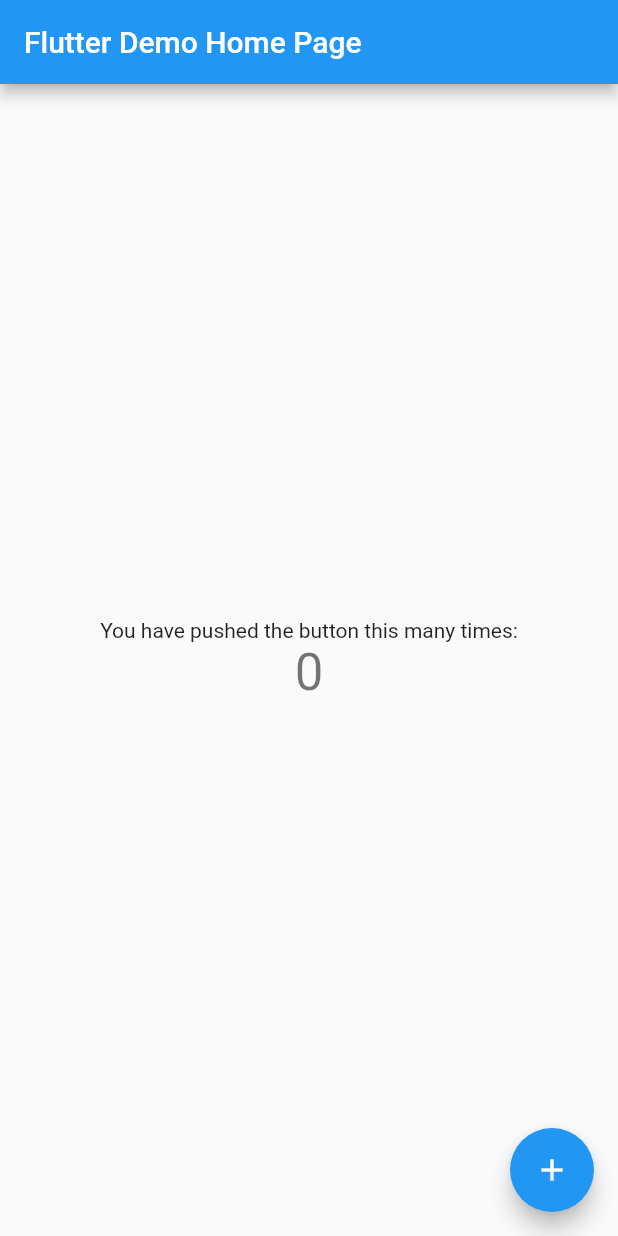
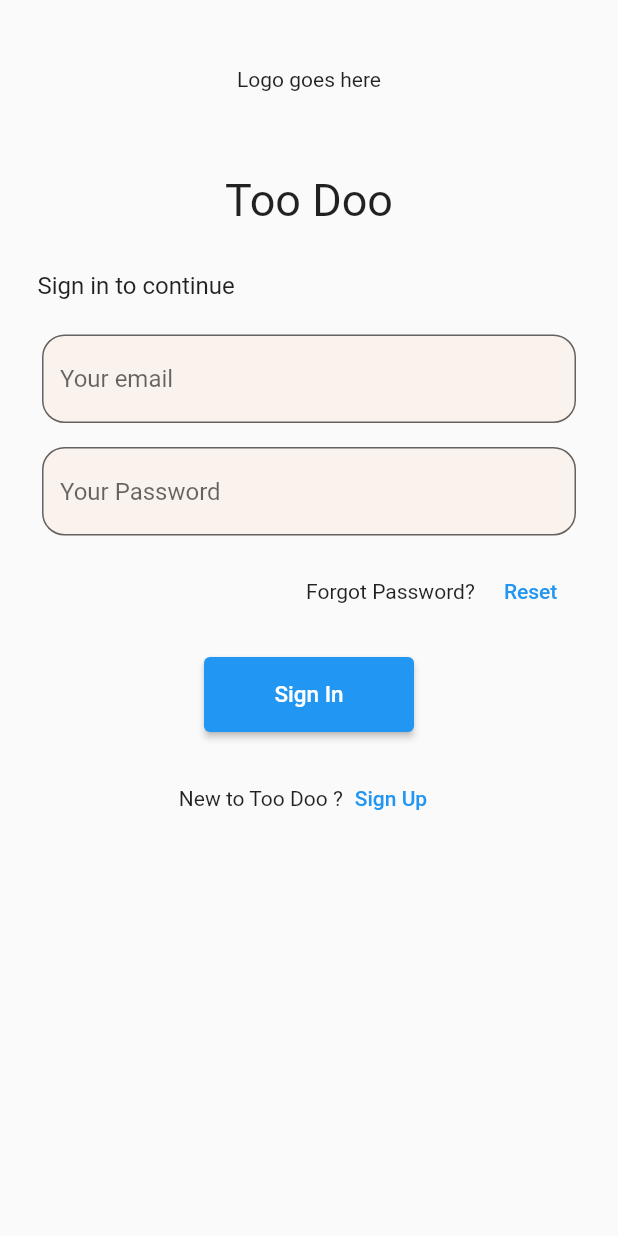
Before and after one commit to ziade-100/flutter_todo_app, a Flutter app: the screen it shows after launch, on a phone screen of 412 x 824 dp. Run offline on Flutter 3.47's test engine with Material 2 defaults, Android fonts, the phone set to English and light mode, and no system bars.

Commit message:
Signup and sign in pages added

```diff
--- a/lib/main.dart
+++ b/lib/main.dart
@@ -1,115 +1,6 @@
 import 'package:flutter/material.dart';
+import 'package:todo/util/homepage.dart';
 
-void main() {
+void main(){
   runApp(const MyApp());
 }
-
-class MyApp extends StatelessWidget {
-  const MyApp({Key? key}) : super(key: key);
-
-  // This widget is the root of your application.
-  @override
-  Widget build(BuildContext context) {
-    return MaterialApp(
-      title: 'Flutter Demo',
-      theme: ThemeData(
-        // This is the theme of your application.
-        //
-        // Try running your application with "flutter run". You'll see the
-        // application has a blue toolbar. Then, without quitting the app, try
-        // changing the primarySwatch below to Colors.green and then invoke
-        // "hot reload" (press "r" in the console where you ran "flutter run",
-        // or simply save your changes to "hot reload" in a Flutter IDE).
-        // Notice that the counter didn't reset back to zero; the application
-        // is not restarted.
-        primarySwatch: Colors.blue,
-      ),
-      home: const MyHomePage(title: 'Flutter Demo Home Page'),
-    );
-  }
-}
-
-class MyHomePage extends StatefulWidget {
-  const MyHomePage({Key? key, required this.title}) : super(key: key);
-
-  // This widget is the home page of your application. It is stateful, meaning
-  // that it has a State object (defined below) that contains fields that affect
-  // how it looks.
-
-  // This class is the configuration for the state. It holds the values (in this
-  // case the title) provided by the parent (in this case the App widget) and
-  // used by the build method of the State. Fields in a Widget subclass are
-  // always marked "final".
-
-  final String title;
-
-  @override
-  State<MyHomePage> createState() => _MyHomePageState();
-}
-
-class _MyHomePageState extends State<MyHomePage> {
-  int _counter = 0;
-
-  void _incrementCounter() {
-    setState(() {
-      // This call to setState tells the Flutter framework that something has
-      // changed in this State, which causes it to rerun the build method below
-      // so that the display can reflect the updated values. If we changed
-      // _counter without calling setState(), then the build method would not be
-      // called again, and so nothing would appear to happen.
-      _counter++;
-    });
-  }
-
-  @override
-  Widget build(BuildContext context) {
-    // This method is rerun every time setState is called, for instance as done
-    // by the _incrementCounter method above.
-    //
-    // The Flutter framework has been optimized to make rerunning build methods
-    // fast, so that you can just rebuild anything that needs updating rather
-    // than having to individually change instances of widgets.
-    return Scaffold(
-      appBar: AppBar(
-        // Here we take the value from the MyHomePage object that was created by
-        // the App.build method, and use it to set our appbar title.
-        title: Text(widget.title),
-      ),
-      body: Center(
-        // Center is a layout widget. It takes a single child and positions it
-        // in the middle of the parent.
-        child: Column(
-          // Column is also a layout widget. It takes a list of children and
-          // arranges them vertically. By default, it sizes itself to fit its
-          // children horizontally, and tries to be as tall as its parent.
-          //
-          // Invoke "debug painting" (press "p" in the console, choose the
-          // "Toggle Debug Paint" action from the Flutter Inspector in Android
-          // Studio, or the "Toggle Debug Paint" command in Visual Studio Code)
-          // to see the wireframe for each widget.
-          //
-          // Column has various properties to control how it sizes itself and
-          // how it positions its children. Here we use mainAxisAlignment to
-          // center the children vertically; the main axis here is the vertical
-          // axis because Columns are vertical (the cross axis would be
-          // horizontal).
-          mainAxisAlignment: MainAxisAlignment.center,
-          children: <Widget>[
-            const Text(
-              'You have pushed the button this many times:',
-            ),
-            Text(
-              '$_counter',
-              style: Theme.of(context).textTheme.headline4,
-            ),
-          ],
-        ),
-      ),
-      floatingActionButton: FloatingActionButton(
-        onPressed: _incrementCounter,
-        tooltip: 'Increment',
-        child: const Icon(Icons.add),
-      ), // This trailing comma makes auto-formatting nicer for build methods.
-    );
-  }
-}
--- /dev/null
+++ b/lib/util/homepage.dart
@@ -0,0 +1,18 @@
+import 'package:flutter/material.dart';
+import 'package:todo/util/signin.dart';
+import 'package:todo/util/signup.dart';
+
+class MyApp extends StatelessWidget {
+  const MyApp({Key? key}) : super(key: key);
+
+  @override
+  Widget build(BuildContext context) {
+    return const MaterialApp(
+        title: "Too doo",
+        debugShowCheckedModeBanner: false,
+        home: Scaffold(
+          body: SignIn(), ),
+    );
+
+  }
+}
--- /dev/null
+++ b/lib/util/signin.dart
@@ -0,0 +1,107 @@
+import 'package:flutter/material.dart';
+
+class SignIn extends StatefulWidget {
+  const SignIn({Key? key}) : super(key: key);
+
+  @override
+  State<SignIn> createState() => _SignInState();
+}
+
+class _SignInState extends State<SignIn> {
+  @override
+  Widget build(BuildContext context) {
+    return Scaffold(
+      body: Padding(
+        padding: const EdgeInsets.all(15),
+        child: ListView(children: <Widget>[
+          Container(
+            padding: const EdgeInsets.only(top: 30, bottom: 25),
+            alignment: Alignment.center,
+            child: const Text("Logo goes here"),
+          ),
+          //title
+          Container(
+            padding: const EdgeInsets.only(top: 30, bottom: 20),
+            alignment: Alignment.center,
+            child: const Text(
+              "Too Doo",
+              style: TextStyle(fontSize: 30),
+            ),
+          ),
+          Container(
+            padding: const EdgeInsets.all(10),
+            child: const Text(
+              "Sign in to continue",
+              style: TextStyle(fontSize: 16),
+            ),
+          ),
+          Container(
+            padding: const EdgeInsets.all(5),
+            child: Form(
+                child: Column(
+              mainAxisAlignment: MainAxisAlignment.center,
+              children: [
+                Container(
+                  padding: const EdgeInsets.all(8),
+                  child: TextFormField(
+                    //controller: ,
+                    decoration: InputDecoration(
+                        filled: true,
+                        fillColor: Color(0xFFF9F2ED),
+                        hintText: 'Your email',
+                        border: OutlineInputBorder(
+                          borderRadius: BorderRadius.circular(15),
+                        )),
+                  ),
+                ),
+                Container(
+                  padding: const EdgeInsets.all(8),
+                  child: TextFormField(
+                    obscureText: true,
+                    decoration: InputDecoration(
+                        filled: true,
+                        fillColor: Color(0xFFF9F2ED),
+                        hintText: 'Your Password',
+                        border: OutlineInputBorder(
+                          borderRadius: BorderRadius.circular(15),
+                        )),
+                  ),
+                ),
+                Container(
+                  padding: const EdgeInsets.only(
+                      top: 5, bottom: 10, right: 8, left: 8),
+                  child:
+                      Row(mainAxisAlignment: MainAxisAlignment.end, children: [
+                    const Text("Forgot Password? "),
+                    TextButton(onPressed: () {}, child: const Text(" Reset"))
+                  ]),
+                ),
+                Container(
+                  height: 70,
+                  width: 160,
+                  padding: const EdgeInsets.all(10),
+                  child: ElevatedButton(
+                      onPressed: () {},
+                      child: const Text(
+                        "Sign In",
+                        style: TextStyle(fontSize: 15),
+                      )),
+                ),
+                Container(
+                  padding: const EdgeInsets.all(10),
+                  child: Row(
+                      mainAxisAlignment: MainAxisAlignment.center,
+                      children: [
+                        const Text("New to Too Doo ?"),
+                        TextButton(
+                            onPressed: () {}, child: const Text("Sign Up"))
+                      ]),
+                )
+              ],
+            )),
+          )
+        ]),
+      ),
+    );
+  }
+}
--- a/pubspec.yaml
+++ b/pubspec.yaml
@@ -56,6 +56,9 @@
   # included with your application, so that you can use the icons in
   # the material Icons class.
   uses-material-design: true
+  # assets:
+  #    - assets/logo
+
 
   # To add assets to your application, add an assets section, like this:
   # assets:
```
Also changed, not shown: lib/util/signup.dart (added, +144 -0 lines), assets/logo/TooDoo_logo.svg (added), assets/logo/logo.png (added).
